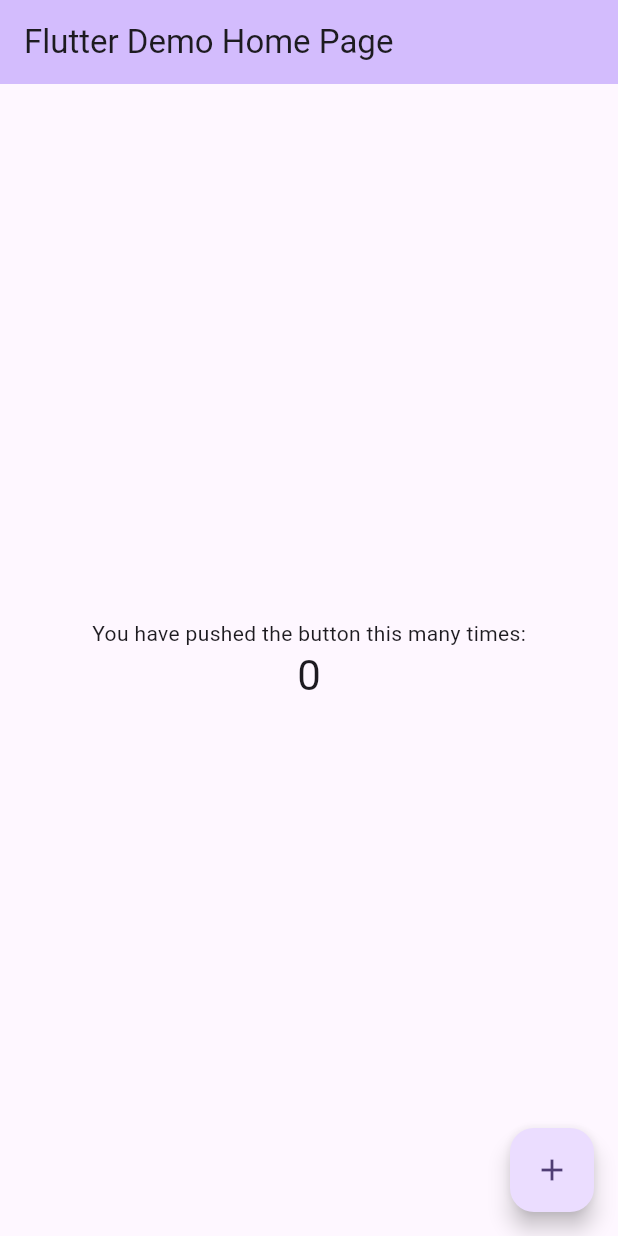
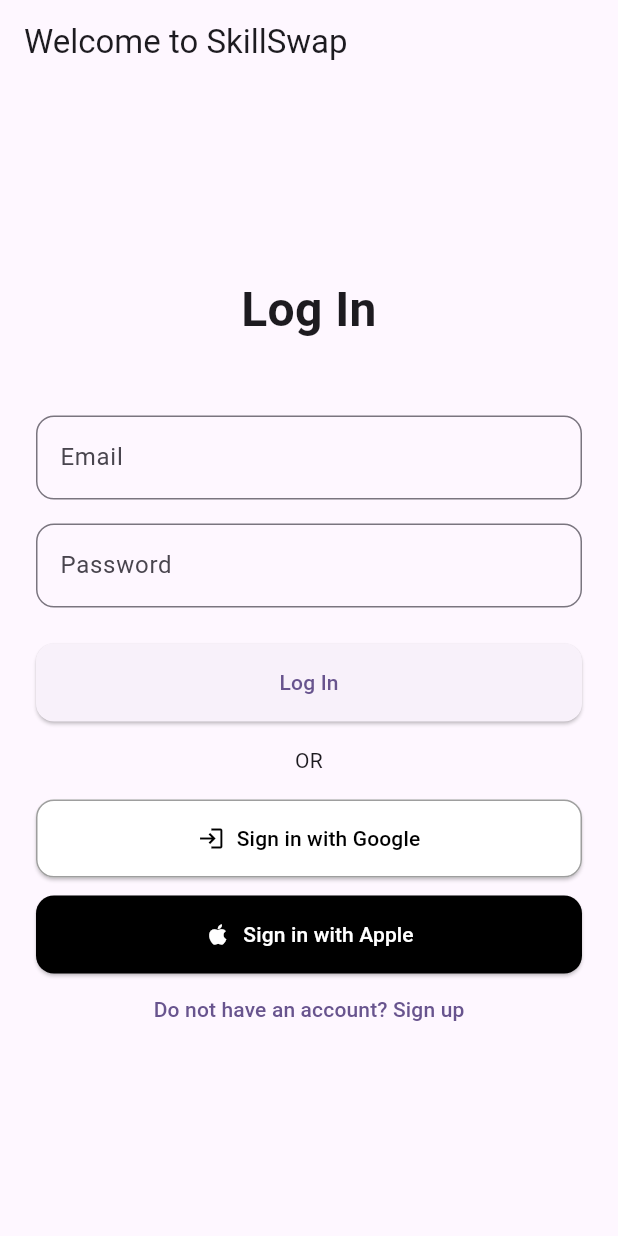
Before and after one commit to could-ai/019aa6c1-5dfb-76e3-8044-731143358195, a Flutter app: the screen it shows after launch, on a phone screen of 412 x 824 dp. Run offline on Flutter 3.47's test engine with Material 3 defaults, Android fonts, the phone set to English and light mode, and no system bars.

Commit message:
I have updated the main application file to establish the foundational structure for the SkillSwap app. I've set the app title to "SkillSwap" and configured the initial theme with a clean and modern color scheme. I also implemented the core routing mechanism, defining the initial route as the splash screen ('/') and setting up a route for the login screen ('/login'). This structure prepares the app for future screen additions and ensures a smooth and organized navigation flow as we build out the requested features.; I have created the initial splash screen for the SkillSwap application. This screen provides an engaging and professional entry point for users, featuring the app's name and tagline against an attractive gradient background. To ensure a seamless user experience, I've implemented a 3-second timer that automatically navigates the user to the login screen after the splash animation completes. This creates a smooth transition into the app's core functionality and sets the stage for the user onboarding process.; I have created a clean and user-friendly login screen that serves as the initial entry point for user authentication. This screen provides essential login functionalities, including email/password fields and dedicated buttons for Google and Apple sign-in, which aligns with the user onboarding requirements. The layout is designed to be intuitive and visually appealing, ensuring a positive first impression and a straightforward login process for new and returning users. This foundational screen is a critical first step in building the comprehensive user authentication and onboarding flow.

```diff
--- a/usr/lib/main.dart
+++ b/usr/lib/main.dart
@@ -1,123 +1,29 @@
+import 'package:couldai_user_app/screens/login_screen.dart';
+import 'package:couldai_user_app/screens/splash_screen.dart';
 import 'package:flutter/material.dart';
 
 void main() {
-  runApp(const MyApp());
+  runApp(const SkillSwapApp());
 }
 
-class MyApp extends StatelessWidget {
-  const MyApp({super.key});
+class SkillSwapApp extends StatelessWidget {
+  const SkillSwapApp({super.key});
 
-  // This widget is the root of your application.
   @override
   Widget build(BuildContext context) {
     return MaterialApp(
-      title: 'Flutter Demo',
+      title: 'SkillSwap',
       debugShowCheckedModeBanner: false,
       theme: ThemeData(
-        // This is the theme of your application.
-        //
-        // TRY THIS: Try running your application with "flutter run". You'll see
-        // the application has a purple toolbar. Then, without quitting the app,
-        // try changing the seedColor in the colorScheme below to Colors.green
-        // and then invoke "hot reload" (save your changes or press the "hot
-        // reload" button in a Flutter-supported IDE, or press "r" if you used
-        // the command line to start the app).
-        //
-        // Notice that the counter didn't reset back to zero; the application
-        // state is not lost during the reload. To reset the state, use hot
-        // restart instead.
-        //
-        // This works for code too, not just values: Most code changes can be
-        // tested with just a hot reload.
+        primarySwatch: Colors.blue,
+        visualDensity: VisualDensity.adaptivePlatformDensity,
         colorScheme: ColorScheme.fromSeed(seedColor: Colors.deepPurple),
       ),
       initialRoute: '/',
       routes: {
-        '/': (context) => const MyHomePage(title: 'Flutter Demo Home Page'),
+        '/': (context) => const SplashScreen(),
+        '/login': (context) => const LoginScreen(),
       },
     );
   }
 }
-
-class MyHomePage extends StatefulWidget {
-  const MyHomePage({super.key, required this.title});
-
-  // This widget is the home page of your application. It is stateful, meaning
-  // that it has a State object (defined below) that contains fields that affect
-  // how it looks.
-
-  // This class is the configuration for the state. It holds the values (in this
-  // case the title) provided by the parent (in this case the App widget) and
-  // used by the build method of the State. Fields in a Widget subclass are
-  // always marked "final".
-
-  final String title;
-
-  @override
-  State<MyHomePage> createState() => _MyHomePageState();
-}
-
-class _MyHomePageState extends State<MyHomePage> {
-  int _counter = 0;
-
-  void _incrementCounter() {
-    setState(() {
-      // This call to setState tells the Flutter framework that something has
-      // changed in this State, which causes it to rerun the build method below
-      // so that the display can reflect the updated values. If we changed
-      // _counter without calling setState(), then the build method would not be
-      // called again, and so nothing would appear to happen.
-      _counter++;
-    });
-  }
-
-  @override
-  Widget build(BuildContext context) {
-    // This method is rerun every time setState is called, for instance as done
-    // by the _incrementCounter method above.
-    //
-    // The Flutter framework has been optimized to make rerunning build methods
-    // fast, so that you can just rebuild anything that needs updating rather
-    // than having to individually change instances of widgets.
-    return Scaffold(
-      appBar: AppBar(
-        // TRY THIS: Try changing the color here to a specific color (to
-        // Colors.amber, perhaps?) and trigger a hot reload to see the AppBar
-        // change color while the other colors stay the same.
-        backgroundColor: Theme.of(context).colorScheme.inversePrimary,
-        // Here we take the value from the MyHomePage object that was created by
-        // the App.build method, and use it to set our appbar title.
-        title: Text(widget.title),
-      ),
-      body: Center(
-        // Center is a layout widget. It takes a single child and positions it
-        // in the middle of the parent.
-        child: Column(
-          // Column is also a layout widget. It takes a list of children and
-          // arranges them vertically. By default, it sizes itself to fit its
-          // children horizontally, and tries to be as tall as its parent.
-          //
-          // Column has various properties to control how it sizes itself and
-          // how it positions its children. Here we use mainAxisAlignment to
-          // center the children vertically; the main axis here is the vertical
-          // axis because Columns are vertical (the cross axis would be
-          // horizontal).
-          //
-          // TRY THIS: Invoke "debug painting" (choose the "Toggle Debug Paint"
-          // action in the IDE, or press "p" in the console), to see the
-          // wireframe for each widget.
-          mainAxisAlignment: MainAxisAlignment.center,
-          children: <Widget>[
-            const Text('You have pushed the button this many times:'),
-            Text('$_counter', style: Theme.of(context).textTheme.headlineMedium),
-          ],
-        ),
-      ),
-      floatingActionButton: FloatingActionButton(
-        onPressed: _incrementCounter,
-        tooltip: 'Increment',
-        child: const Icon(Icons.add),
-      ), // This trailing comma makes auto-formatting nicer for build methods.
-    );
-  }
-}
--- /dev/null
+++ b/usr/lib/screens/login_screen.dart
@@ -0,0 +1,106 @@
+import 'package:flutter/material.dart';
+
+class LoginScreen extends StatelessWidget {
+  const LoginScreen({super.key});
+
+  @override
+  Widget build(BuildContext context) {
+    return Scaffold(
+      appBar: AppBar(
+        title: const Text('Welcome to SkillSwap'),
+        elevation: 0,
+        backgroundColor: Colors.transparent,
+      ),
+      body: Padding(
+        padding: const EdgeInsets.all(24.0),
+        child: Column(
+          mainAxisAlignment: MainAxisAlignment.center,
+          crossAxisAlignment: CrossAxisAlignment.stretch,
+          children: <Widget>[
+            const Text(
+              'Log In',
+              style: TextStyle(
+                fontSize: 32,
+                fontWeight: FontWeight.bold,
+              ),
+              textAlign: TextAlign.center,
+            ),
+            const SizedBox(height: 48.0),
+            TextField(
+              keyboardType: TextInputType.emailAddress,
+              decoration: InputDecoration(
+                labelText: 'Email',
+                border: OutlineInputBorder(
+                  borderRadius: BorderRadius.circular(12),
+                ),
+              ),
+            ),
+            const SizedBox(height: 16.0),
+            TextField(
+              obscureText: true,
+              decoration: InputDecoration(
+                labelText: 'Password',
+                border: OutlineInputBorder(
+                  borderRadius: BorderRadius.circular(12),
+                ),
+              ),
+            ),
+            const SizedBox(height: 24.0),
+            ElevatedButton(
+              onPressed: () {
+                // Handle login logic
+              },
+              style: ElevatedButton.styleFrom(
+                padding: const EdgeInsets.symmetric(vertical: 16.0),
+                shape: RoundedRectangleBorder(
+                  borderRadius: BorderRadius.circular(12),
+                ),
+              ),
+              child: const Text('Log In'),
+            ),
+            const SizedBox(height: 16.0),
+            const Text(
+              'OR',
+              textAlign: TextAlign.center,
+            ),
+            const SizedBox(height: 16.0),
+            ElevatedButton.icon(
+              icon: const Icon(Icons.login), // Replace with Google icon
+              label: const Text('Sign in with Google'),
+              onPressed: () {},
+              style: ElevatedButton.styleFrom(
+                foregroundColor: Colors.black,
+                backgroundColor: Colors.white,
+                padding: const EdgeInsets.symmetric(vertical: 16.0),
+                shape: RoundedRectangleBorder(
+                  borderRadius: BorderRadius.circular(12),
+                  side: const BorderSide(color: Colors.grey),
+                ),
+              ),
+            ),
+            const SizedBox(height: 12.0),
+            ElevatedButton.icon(
+              icon: const Icon(Icons.apple), // Replace with Apple icon
+              label: const Text('Sign in with Apple'),
+              onPressed: () {},
+              style: ElevatedButton.styleFrom(
+                foregroundColor: Colors.white,
+                backgroundColor: Colors.black,
+                padding: const EdgeInsets.symmetric(vertical: 16.0),
+                shape: RoundedRectangleBorder(
+                  borderRadius: BorderRadius.circular(12),
+                ),
+              ),
+            ),
+            TextButton(
+              child: const Text('Do not have an account? Sign up'),
+              onPressed: () {
+                // Navigate to sign up screen
+              },
+            )
+          ],
+        ),
+      ),
+    );
+  }
+}
```
Also changed, not shown: usr/lib/screens/splash_screen.dart (added, +63 -0 lines).
